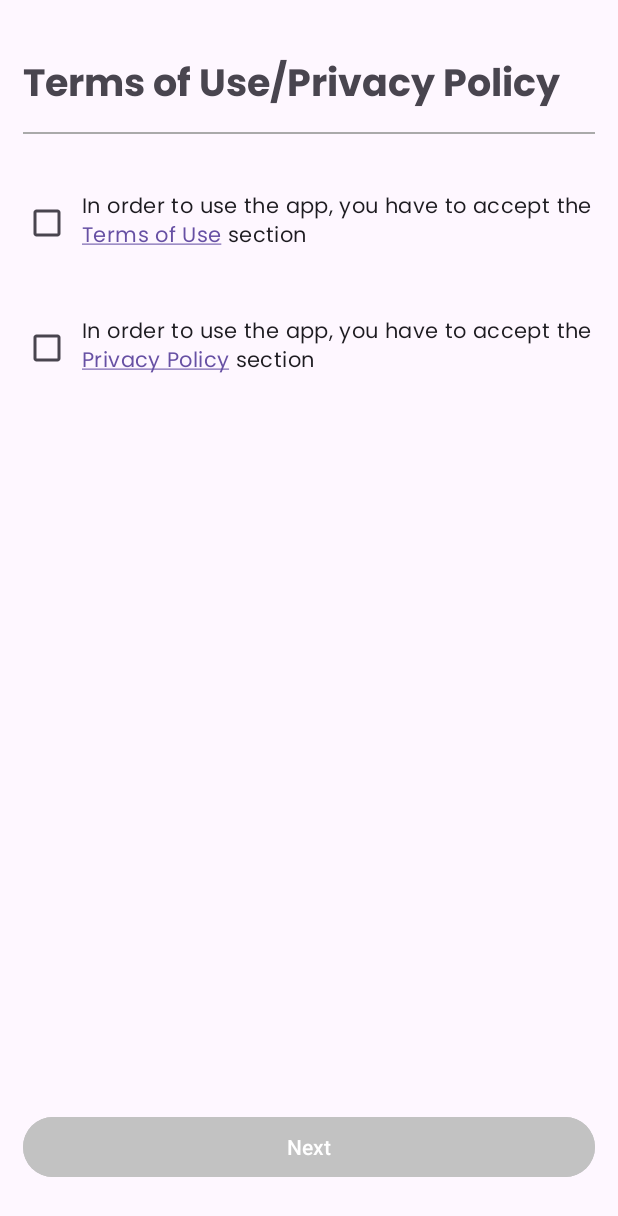
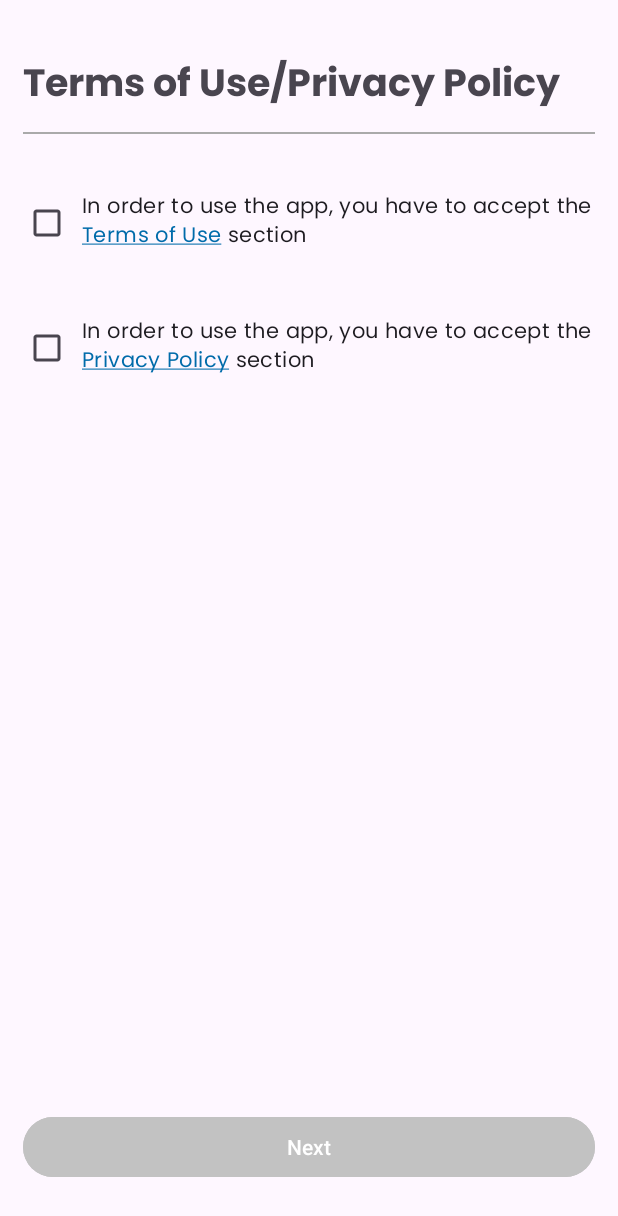
Before and after one commit to gpapadopp/netwatch-pro, an Android app: the screen it shows after launch (InitialTermsScreen), on a phone screen of 412 x 824 dp. Shown: the top 1216 px of the screen. Run offline under Robolectric (Android 15) with nearby library versions, the phone set to English and light mode, and no system bars.

Commit message:
Added color primary to app's theme.

```diff
--- a/app/src/main/res/values/themes.xml
+++ b/app/src/main/res/values/themes.xml
@@ -2,7 +2,7 @@
     <!-- Base application theme. -->
     <style name="Base.Theme.NetWatchPro" parent="Theme.Material3.DayNight.NoActionBar">
         <!-- Customize your light theme here. -->
-        <!-- <item name="colorPrimary">@color/my_light_primary</item> -->
+         <item name="colorPrimary">@color/main_blue</item>
     </style>
 
     <style name="Theme.NetWatchPro" parent="Base.Theme.NetWatchPro" />
```
